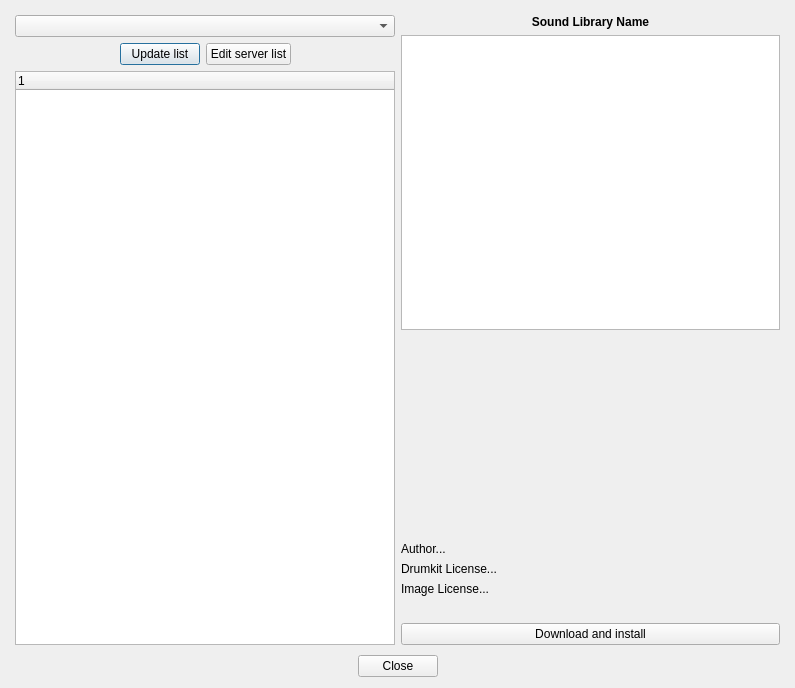
First picture: the form in src/gui/src/SoundLibrary/SoundLibraryOnlineImportDialog_UI.ui, repository hydrogen-music/hydrogen, before the edit.
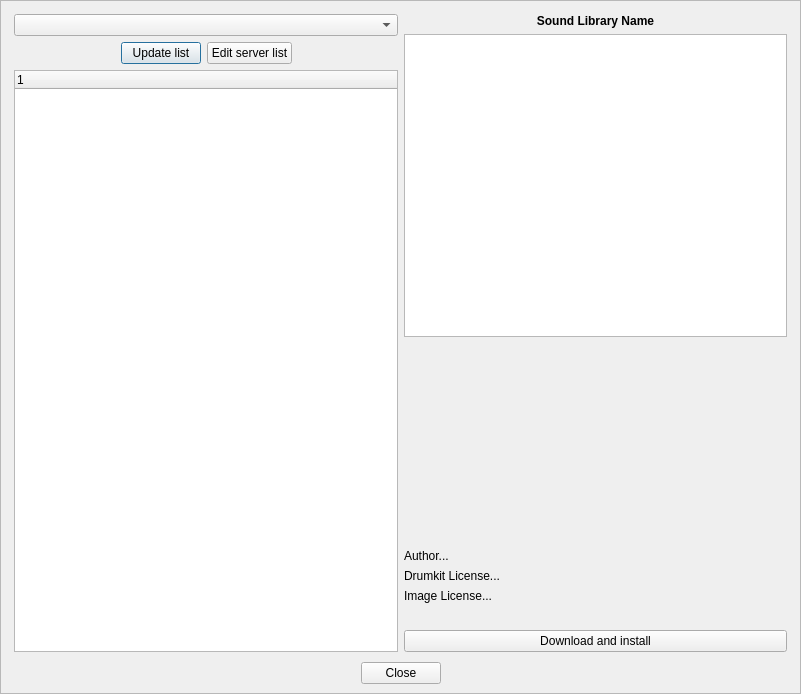
Second picture: the form after the edit.

Commit message:
SLImportDialog: fix layout scaling
scroll bars have been introduced using which the dialog is still usable below its minimum size. In addition, a maximization button was added to allow forcing the window below its minimum size when using a larger scaling factor.

What changed in the file:
```diff
--- a/src/gui/src/SoundLibrary/SoundLibraryOnlineImportDialog_UI.ui
+++ b/src/gui/src/SoundLibrary/SoundLibraryOnlineImportDialog_UI.ui
@@ -6,13 +6,49 @@
    <rect>
     <x>0</x>
     <y>0</y>
-    <width>795</width>
-    <height>688</height>
+    <width>801</width>
+    <height>694</height>
    </rect>
   </property>
   <property name="windowTitle">
    <string>Dialog</string>
   </property>
+  <layout class="QVBoxLayout" name="overallLayout">
+   <property name="spacing">
+    <number>0</number>
+   </property>
+   <property name="leftMargin">
+    <number>0</number>
+   </property>
+   <property name="topMargin">
+    <number>0</number>
+   </property>
+   <property name="rightMargin">
+    <number>0</number>
+   </property>
+   <property name="bottomMargin">
+    <number>0</number>
+   </property>
+   <item>
+    <widget class="QScrollArea" name="scrollArea">
+     <property name="widgetResizable">
+      <bool>true</bool>
+     </property>
+     <widget class="QWidget" name="scrollAreaContent">
+      <property name="geometry">
+       <rect>
+        <x>0</x>
+        <y>0</y>
+        <width>799</width>
+        <height>692</height>
+       </rect>
+      </property>
+      <property name="minimumSize">
+       <size>
+        <width>795</width>
+        <height>688</height>
+       </size>
+      </property>
   <layout class="QVBoxLayout">
    <item>
     <layout class="QHBoxLayout" name="horizontalLayout_2">
@@ -120,7 +156,6 @@
            </property>
            <property name="font">
             <font>
-             <weight>75</weight>
              <bold>true</bold>
             </font>
            </property>
@@ -309,6 +344,10 @@
       </spacer>
      </item>
     </layout>
+       </item>
+      </layout>
+     </widget>
+    </widget>
    </item>
   </layout>
  </widget>
```
Lines whose indentation alone changed are shown as unchanged. The commit also changes 1 other file.
